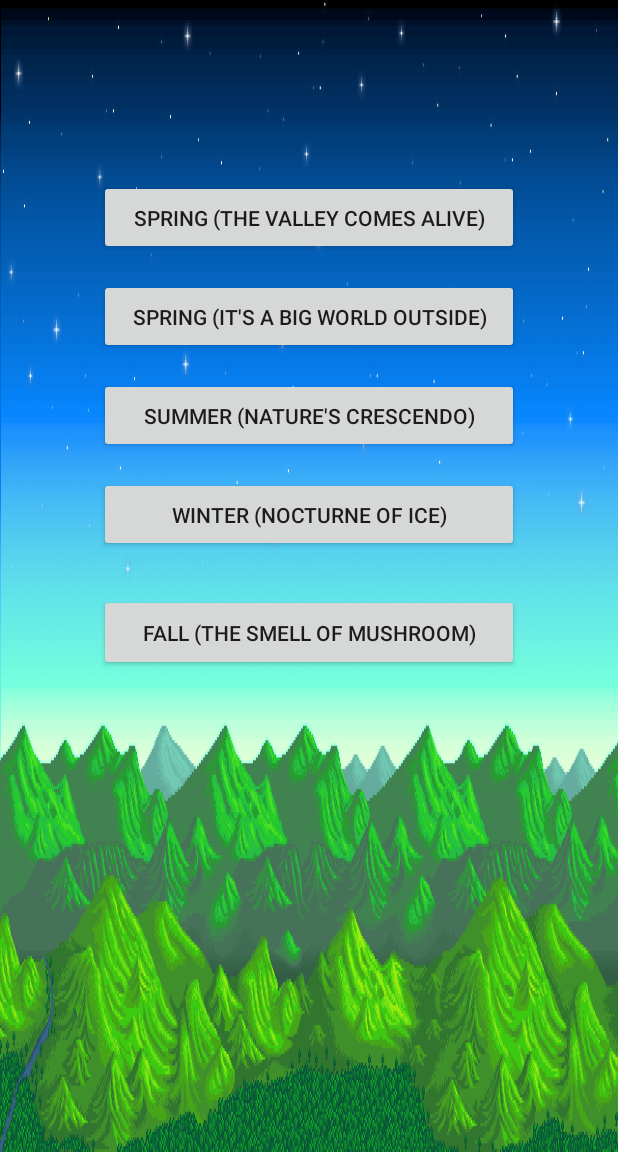
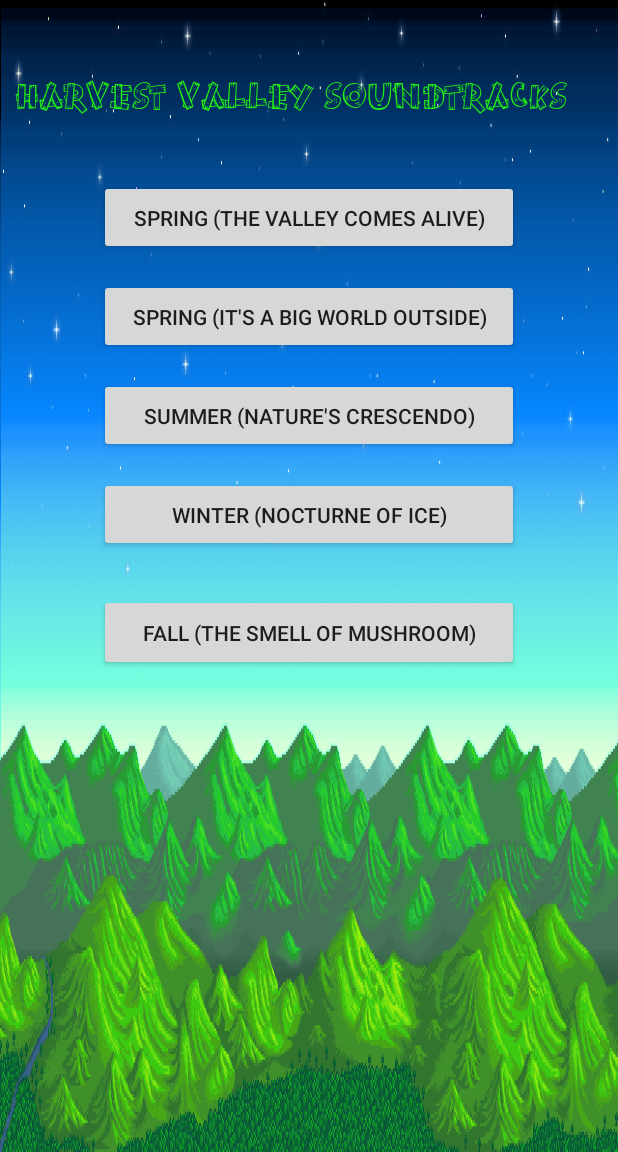
Before and after one commit to jfeng5529/HarvestValleyTest, an Android app: the SoundScreen screen opened directly, with no data from a screen before it, on a phone screen of 412 x 824 dp, the part 84-1236 px from its top. Run offline under Robolectric (Android 15) with nearby library versions, the light colour scheme and no system bars.

Commit message:
added text view

```diff
--- a/app/src/main/res/layout/activity_sound_screen.xml
+++ b/app/src/main/res/layout/activity_sound_screen.xml
@@ -69,4 +69,23 @@
         app:layout_constraintStart_toStartOf="parent"
         app:layout_constraintTop_toBottomOf="@+id/button4"
         app:layout_constraintVertical_bias="0.0" />
+
+    <TextView
+        android:id="@+id/textView"
+        android:layout_width="380dp"
+        android:layout_height="80dp"
+        android:layout_marginBottom="8dp"
+        android:layout_marginEnd="8dp"
+        android:layout_marginStart="8dp"
+        android:layout_marginTop="8dp"
+        android:fontFamily="@font/burnstown_dam"
+        android:text="@string/harvest_valley_soundtracks"
+        android:textColor="#FF22ED17"
+        android:textSize="27sp"
+        app:layout_constraintBottom_toBottomOf="parent"
+        app:layout_constraintEnd_toEndOf="parent"
+        app:layout_constraintHorizontal_bias="0.026"
+        app:layout_constraintStart_toStartOf="parent"
+        app:layout_constraintTop_toTopOf="parent"
+        app:layout_constraintVertical_bias="0.056" />
 </android.support.constraint.ConstraintLayout>
--- a/app/src/main/res/values/colors.xml
+++ b/app/src/main/res/values/colors.xml
@@ -1,6 +1,6 @@
 <?xml version="1.0" encoding="utf-8"?>
 <resources>
     <color name="colorPrimary">#3F51B5</color>
-    <color name="colorPrimaryDark">#303F9F</color>
+    <color name="colorPrimaryDark">#173bed</color>
     <color name="colorAccent">#FF4081</color>
 </resources>
--- a/app/src/main/res/values/strings.xml
+++ b/app/src/main/res/values/strings.xml
@@ -6,4 +6,7 @@
     <string name="spring_it_s_a_big_world_outside">Spring (It\'s A Big World Outside)</string>
     <string name="summer_nature_s_crescendo">Summer (Nature\'s Crescendo)</string>
     <string name="winter_nocturne_of_ice">Winter (Nocturne Of Ice)</string>
+    <string name="harvest_valley_soundtracks">HARVEST VALLEY SOUNDTRACKS</string>
+    <string name="title">title</string>
+    <string name="music">music</string>
 </resources>
```
Also changed, not shown: app/src/main/res/layout/content_main.xml (+4 -5 lines).
